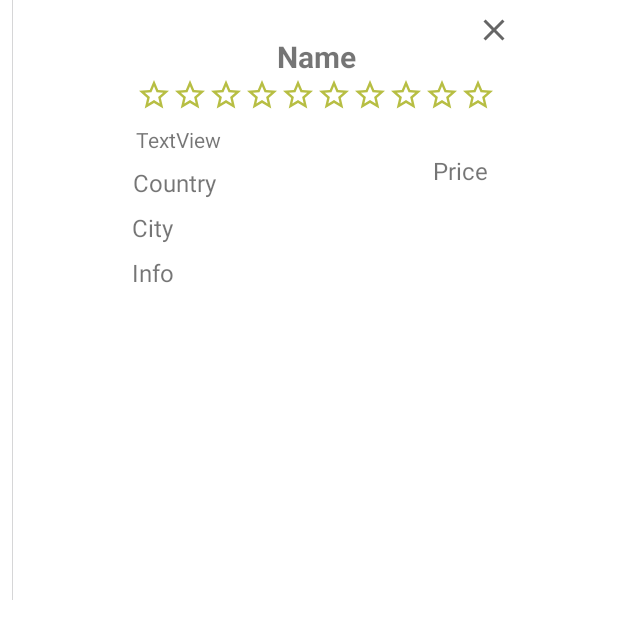
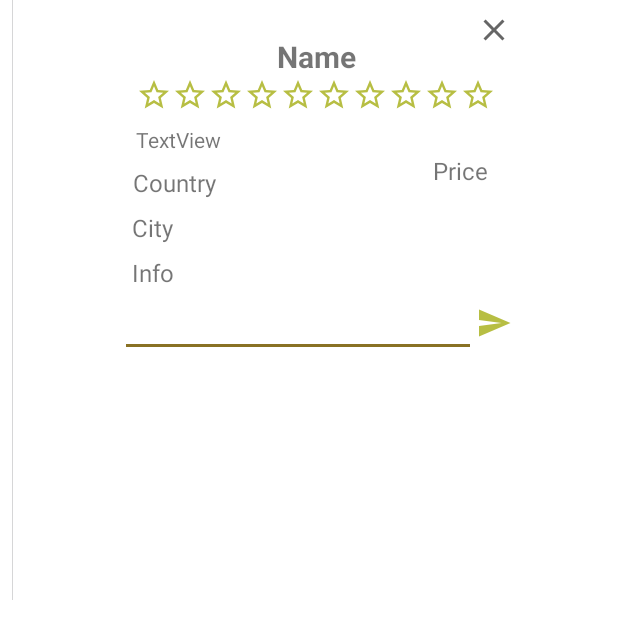
Before and after one commit to mghxmghx/Collection2, an Android app: the layout detail_dialog_content.xml on its own in the app's theme, with its tools: preview values and no code run, on a phone screen of 412 x 824 dp. Shown: the top 639 px of the screen. Run offline under Robolectric (Android 15) with nearby library versions, the phone set to English and light mode, and no system bars.

Commit message:
Send comment added

```diff
--- /dev/null
+++ b/app/src/main/java/com/sezer/kirpitci/collection/ui/features/user/home/SendMessageModel.kt
@@ -0,0 +1,3 @@
+package com.sezer.kirpitci.collection.ui.features.user.home
+
+data class SendMessageModel(var commentUser: String? = "", val comment:String, val commentTime: String, val cardId: String)
--- a/app/src/main/java/com/sezer/kirpitci/collection/ui/features/user/ui/beer/CommentModel.kt
+++ b/app/src/main/java/com/sezer/kirpitci/collection/ui/features/user/ui/beer/CommentModel.kt
@@ -1,3 +1,3 @@
 package com.sezer.kirpitci.collection.ui.features.user.ui.beer
 
-data class CommentModel(val comment:String)
+data class CommentModel(val comment:String, val commentTime: String, val commentUser: String)
--- /dev/null
+++ b/app/src/main/res/drawable/ic_detail_dialog_content_send_comment_button.xml
@@ -0,0 +1,5 @@
+<vector android:autoMirrored="true" android:height="24dp"
+    android:tint="#B7BE43" android:viewportHeight="24"
+    android:viewportWidth="24" android:width="24dp" xmlns:android="http://schemas.android.com/apk/res/android">
+    <path android:fillColor="@android:color/white" android:pathData="M2.01,21L23,12 2.01,3 2,10l15,2 -15,2z"/>
+</vector>
--- a/app/src/main/res/layout/detail_dialog_content.xml
+++ b/app/src/main/res/layout/detail_dialog_content.xml
@@ -1,19 +1,17 @@
 <?xml version="1.0" encoding="utf-8"?>
-<androidx.constraintlayout.widget.ConstraintLayout
-    xmlns:android="http://schemas.android.com/apk/res/android"
+<androidx.constraintlayout.widget.ConstraintLayout xmlns:android="http://schemas.android.com/apk/res/android"
     xmlns:app="http://schemas.android.com/apk/res-auto"
     xmlns:tools="http://schemas.android.com/tools"
     android:layout_width="match_parent"
     android:layout_height="match_parent"
-    android:orientation="vertical"
-    >
+    android:orientation="vertical">
 
     <ImageView
         android:id="@+id/dialogImagView"
         android:layout_width="wrap_content"
         android:layout_height="400dp"
+        android:layout_marginStart="8dp"
         android:layout_weight="1"
-        android:layout_marginStart="8dp"
         app:layout_constraintStart_toStartOf="parent"
         app:layout_constraintTop_toTopOf="parent"
         tools:srcCompat="@tools:sample/avatars" />
@@ -67,59 +65,69 @@
                 android:id="@+id/starLinear"
                 android:layout_width="wrap_content"
                 android:layout_height="wrap_content"
-                app:layout_constraintTop_toBottomOf="@id/alcoholName"
+                app:layout_constraintEnd_toEndOf="parent"
                 app:layout_constraintStart_toStartOf="parent"
-                app:layout_constraintEnd_toEndOf="parent">
+                app:layout_constraintTop_toBottomOf="@id/alcoholName">
+
                 <ImageView
                     android:id="@+id/dialog_star_one"
                     android:layout_width="wrap_content"
                     android:layout_height="wrap_content"
-                    android:src="@drawable/ic_dialog_noncheck_star"/>
+                    android:src="@drawable/ic_dialog_noncheck_star" />
+
                 <ImageView
                     android:id="@+id/dialog_star_two"
                     android:layout_width="wrap_content"
                     android:layout_height="wrap_content"
-                    android:src="@drawable/ic_dialog_noncheck_star"/>
+                    android:src="@drawable/ic_dialog_noncheck_star" />
+
                 <ImageView
                     android:id="@+id/dialog_star_three"
                     android:layout_width="wrap_content"
                     android:layout_height="wrap_content"
-                    android:src="@drawable/ic_dialog_noncheck_star"/>
+                    android:src="@drawable/ic_dialog_noncheck_star" />
+
                 <ImageView
                     android:id="@+id/dialog_star_four"
                     android:layout_width="wrap_content"
                     android:layout_height="wrap_content"
-                    android:src="@drawable/ic_dialog_noncheck_star"/>
+                    android:src="@drawable/ic_dialog_noncheck_star" />
+
                 <ImageView
                     android:id="@+id/dialog_star_five"
                     android:layout_width="wrap_content"
                     android:layout_height="wrap_content"
-                    android:src="@drawable/ic_dialog_noncheck_star"/>
+                    android:src="@drawable/ic_dialog_noncheck_star" />
+
                 <ImageView
                     android:id="@+id/dialog_star_six"
                     android:layout_width="wrap_content"
                     android:layout_height="wrap_content"
-                    android:src="@drawable/ic_dialog_noncheck_star"/>
+                    android:src="@drawable/ic_dialog_noncheck_star" />
+
                 <ImageView
                     android:id="@+id/dialog_star_seven"
                     android:layout_width="wrap_content"
                     android:layout_height="wrap_content"
-                    android:src="@drawable/ic_dialog_noncheck_star"/>
+                    android:src="@drawable/ic_dialog_noncheck_star" />
+
                 <ImageView
                     android:id="@+id/dialog_star_eight"
                     android:layout_width="wrap_content"
                     android:layout_height="wrap_content"
-                    android:src="@drawable/ic_dialog_noncheck_star"/>
+                    android:src="@drawable/ic_dialog_noncheck_star" />
+
                 <ImageView
                     android:id="@+id/dialog_star_nine"
                     android:layout_width="wrap_content"
                     android:layout_height="wrap_content"
-                    android:src="@drawable/ic_dialog_noncheck_star"/>
+                    android:src="@drawable/ic_dialog_noncheck_star" />
+
                 <ImageView
                     android:id="@+id/dialog_star_ten"
                     android:layout_width="wrap_content"
                     android:layout_height="wrap_content"
-                    android:src="@drawable/ic_dialog_noncheck_star"/>
+                    android:src="@drawable/ic_dialog_noncheck_star" />
             </LinearLayout>
 
             <TextView
@@ -177,9 +185,9 @@
                 android:id="@+id/isCheckForAlcohol"
                 android:layout_width="wrap_content"
                 android:layout_height="wrap_content"
+                android:visibility="gone"
                 app:layout_constraintBottom_toBottomOf="@+id/alcoholName"
                 app:layout_constraintEnd_toEndOf="parent"
-                android:visibility="gone"
                 app:layout_constraintStart_toEndOf="@+id/alcoholName"
                 app:layout_constraintTop_toTopOf="@+id/alcoholName"
                 tools:ignore="UseSwitchCompatOrMaterialXml" />
@@ -193,15 +201,32 @@
                 app:layout_constraintStart_toStartOf="@+id/starLinear"
                 app:layout_constraintTop_toBottomOf="@+id/starLinear" />
 
+            <ImageView
+                android:id="@+id/sendCommentButton"
+                android:layout_width="wrap_content"
+                android:layout_height="wrap_content"
+                android:src="@drawable/ic_detail_dialog_content_send_comment_button"
+                app:layout_constraintBottom_toBottomOf="@id/sendComment"
+                app:layout_constraintEnd_toEndOf="parent"
+                app:layout_constraintTop_toBottomOf="@id/alcoholInfo"
+                app:layout_constraintTop_toTopOf="@id/sendComment" />
+
+            <EditText
+                android:id="@+id/sendComment"
+                android:layout_width="0dp"
+                android:layout_height="wrap_content"
+                app:layout_constraintEnd_toStartOf="@id/sendCommentButton"
+                app:layout_constraintStart_toStartOf="parent"
+                app:layout_constraintTop_toBottomOf="@id/alcoholInfo" />
+
             <androidx.recyclerview.widget.RecyclerView
                 android:id="@+id/comments"
                 android:layout_width="match_parent"
                 android:layout_height="0dp"
-                app:layout_constraintTop_toBottomOf="@id/alcoholInfo"
+                app:layout_constraintBottom_toBottomOf="parent"
+                app:layout_constraintEnd_toEndOf="parent"
                 app:layout_constraintStart_toStartOf="parent"
-                app:layout_constraintEnd_toEndOf="parent"
-                app:layout_constraintBottom_toBottomOf="parent"
-                />
+                app:layout_constraintTop_toBottomOf="@id/sendComment" />
 
         </androidx.constraintlayout.widget.ConstraintLayout>
     </androidx.cardview.widget.CardView>
```
Also changed, not shown: app/src/main/java/com/sezer/kirpitci/collection/ui/features/user/home/UserFragment.kt (+33 -1 lines), app/src/main/java/com/sezer/kirpitci/collection/ui/features/user/home/UserViewModel.kt (+14 -1 lines), app/src/main/java/com/sezer/kirpitci/collection/ui/features/user/ui/beer/BeerFragment.kt (+9 -1 lines), app/src/main/java/com/sezer/kirpitci/collection/ui/features/user/ui/beer/BeerFragmentViewModel.kt (+8 -2 lines), app/src/main/java/com/sezer/kirpitci/collection/utis/adapters/CommentRecyclerAdapter.kt (+25 -1 lines), app/src/main/res/layout/item_comment.xml (+33 -6 lines).
